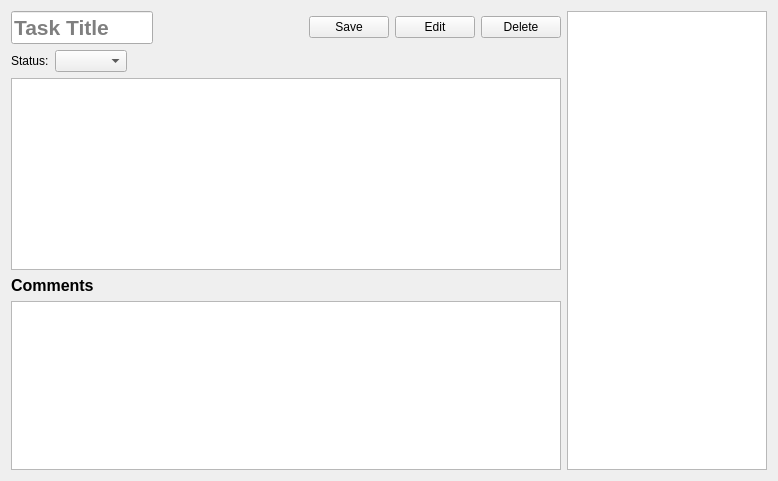
Old version of the form task-tracker-frontend/IssueWidget.ui in the repository Unkorunk/task-tracker.
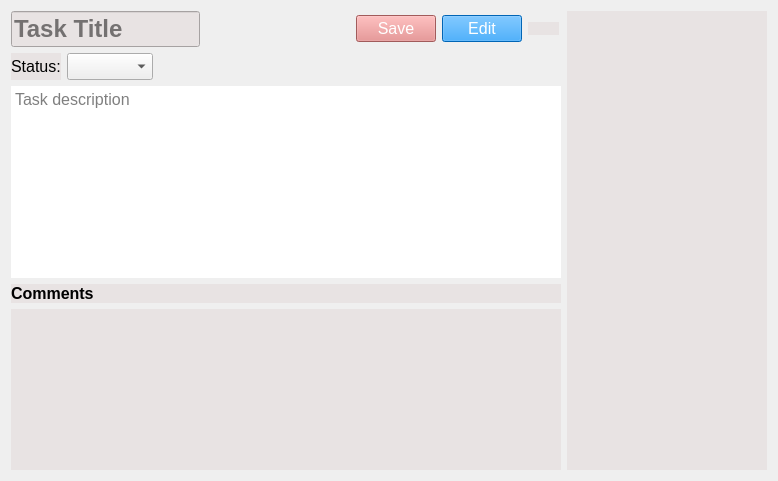
New version of the form. Icons and pictures are not drawn.

Commit message: #TL-34 task page design, statistics and project settings

Diff of the .ui file:
```diff
--- a/task-tracker-frontend/IssueWidget.ui
+++ b/task-tracker-frontend/IssueWidget.ui
@@ -13,6 +13,9 @@
   <property name="windowTitle">
    <string>Form</string>
   </property>
+  <property name="styleSheet">
+   <string notr="true"/>
+  </property>
   <layout class="QHBoxLayout" name="horizontalLayout_4">
    <item>
     <layout class="QVBoxLayout" name="verticalLayout">
@@ -22,11 +25,15 @@
         <widget class="QLineEdit" name="taskNameEdit">
          <property name="font">
           <font>
-           <pointsize>16</pointsize>
+           <pointsize>18</pointsize>
            <weight>75</weight>
            <bold>true</bold>
           </font>
          </property>
+         <property name="styleSheet">
+          <string notr="true">background-color: rgb(232, 227, 227);
+berder: none;</string>
+         </property>
          <property name="placeholderText">
           <string>Task Title</string>
          </property>
@@ -50,6 +57,15 @@
        </item>
        <item>
         <widget class="QPushButton" name="saveButton">
+         <property name="font">
+          <font>
+           <pointsize>12</pointsize>
+          </font>
+         </property>
+         <property name="styleSheet">
+          <string notr="true">background-color: rgb(226, 128, 128);
+color: rgb(255, 255, 255);</string>
+         </property>
          <property name="text">
           <string>Save</string>
          </property>
@@ -57,6 +73,15 @@
        </item>
        <item>
         <widget class="QPushButton" name="editButton">
+         <property name="font">
+          <font>
+           <pointsize>12</pointsize>
+          </font>
+         </property>
+         <property name="styleSheet">
+          <string notr="true">background-color: rgb(1, 141, 253);
+color: rgb(255, 255, 255);</string>
+         </property>
          <property name="text">
           <string>Edit</string>
          </property>
@@ -64,8 +89,27 @@
        </item>
        <item>
         <widget class="QPushButton" name="deleteButton">
+         <property name="font">
+          <font>
+           <pointsize>8</pointsize>
+          </font>
+         </property>
+         <property name="styleSheet">
+          <string notr="true">border: none;
+background-color: rgb(232, 227, 227);</string>
+         </property>
          <property name="text">
-          <string>Delete</string>
+          <string/>
+         </property>
+         <property name="icon">
+          <iconset resource="../icons.qrc">
+           <normaloff>:/icons/assets/delete.png</normaloff>:/icons/assets/delete.png</iconset>
+         </property>
+         <property name="iconSize">
+          <size>
+           <width>30</width>
+           <height>30</height>
+          </size>
          </property>
         </widget>
        </item>
@@ -88,6 +132,14 @@
       <layout class="QHBoxLayout" name="horizontalLayout_5">
        <item>
         <widget class="QLabel" name="statusLabel">
+         <property name="font">
+          <font>
+           <pointsize>12</pointsize>
+          </font>
+         </property>
+         <property name="styleSheet">
+          <string notr="true">background-color: rgb(232, 227, 227);</string>
+         </property>
          <property name="text">
           <string>Status:</string>
          </property>
@@ -95,6 +147,11 @@
        </item>
        <item>
         <widget class="QComboBox" name="statusComboBox">
+         <property name="font">
+          <font>
+           <pointsize>12</pointsize>
+          </font>
+         </property>
          <property name="currentText">
           <string/>
          </property>
@@ -126,6 +183,28 @@
          <verstretch>0</verstretch>
         </sizepolicy>
        </property>
+       <property name="font">
+        <font>
+         <pointsize>12</pointsize>
+        </font>
+       </property>
+       <property name="styleSheet">
+        <string notr="true">border: none;
+border: none;
+border: none;
+border: none;
+border: none;
+border-color: rgb(196, 196, 196);</string>
+       </property>
+       <property name="frameShape">
+        <enum>QFrame::NoFrame</enum>
+       </property>
+       <property name="lineWidth">
+        <number>0</number>
+       </property>
+       <property name="placeholderText">
+        <string>Task description</string>
+       </property>
       </widget>
      </item>
      <item>
@@ -138,6 +217,9 @@
            <verstretch>0</verstretch>
           </sizepolicy>
          </property>
+         <property name="styleSheet">
+          <string notr="true">background-color: rgb(232, 227, 227);</string>
+         </property>
          <property name="text">
           <string>&lt;html&gt;&lt;head/&gt;&lt;body&gt;&lt;p&gt;&lt;span style=&quot; font-size:12pt; font-weight:600;&quot;&gt;Comments&lt;/span&gt;&lt;/p&gt;&lt;/body&gt;&lt;/html&gt;</string>
          </property>
@@ -146,18 +228,55 @@
       </layout>
      </item>
      <item>
-      <widget class="QListWidget" name="commentsList"/>
+      <widget class="QListWidget" name="commentsList">
+       <property name="styleSheet">
+        <string notr="true">QListWidget {
+background-color: rgb(232, 227, 227);
+border: none;
+}</string>
+       </property>
+       <property name="verticalScrollBarPolicy">
+        <enum>Qt::ScrollBarAlwaysOff</enum>
+       </property>
+       <property name="horizontalScrollBarPolicy">
+        <enum>Qt::ScrollBarAlwaysOff</enum>
+       </property>
+       <property name="selectionMode">
+        <enum>QAbstractItemView::NoSelection</enum>
+       </property>
+       <property name="verticalScrollMode">
+        <enum>QAbstractItemView::ScrollPerPixel</enum>
+       </property>
+       <property name="horizontalScrollMode">
+        <enum>QAbstractItemView::ScrollPerItem</enum>
+       </property>
+      </widget>
      </item>
     </layout>
    </item>
    <item>
     <widget class="QListWidget" name="propertyList">
+     <property name="sizePolicy">
+      <sizepolicy hsizetype="Fixed" vsizetype="Expanding">
+       <horstretch>0</horstretch>
+       <verstretch>0</verstretch>
+      </sizepolicy>
+     </property>
      <property name="minimumSize">
       <size>
        <width>200</width>
        <height>0</height>
       </size>
      </property>
+     <property name="font">
+      <font>
+       <pointsize>12</pointsize>
+      </font>
+     </property>
+     <property name="styleSheet">
+      <string notr="true">QListWidget {border: none; background-color: rgb(232, 227, 227);}
+</string>
+     </property>
     </widget>
    </item>
   </layout>
```
Left out of the diff: 4 changed lines with no effect on the pictures. The commit also changes 6 other files.
